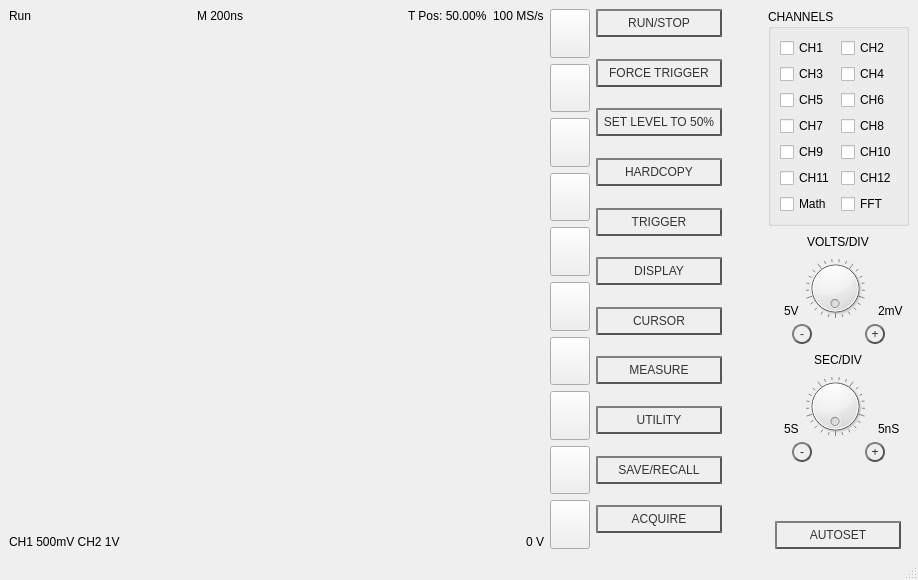
Heinzxxl/Diamant, file Osc/osc.ui: the form before one commit.
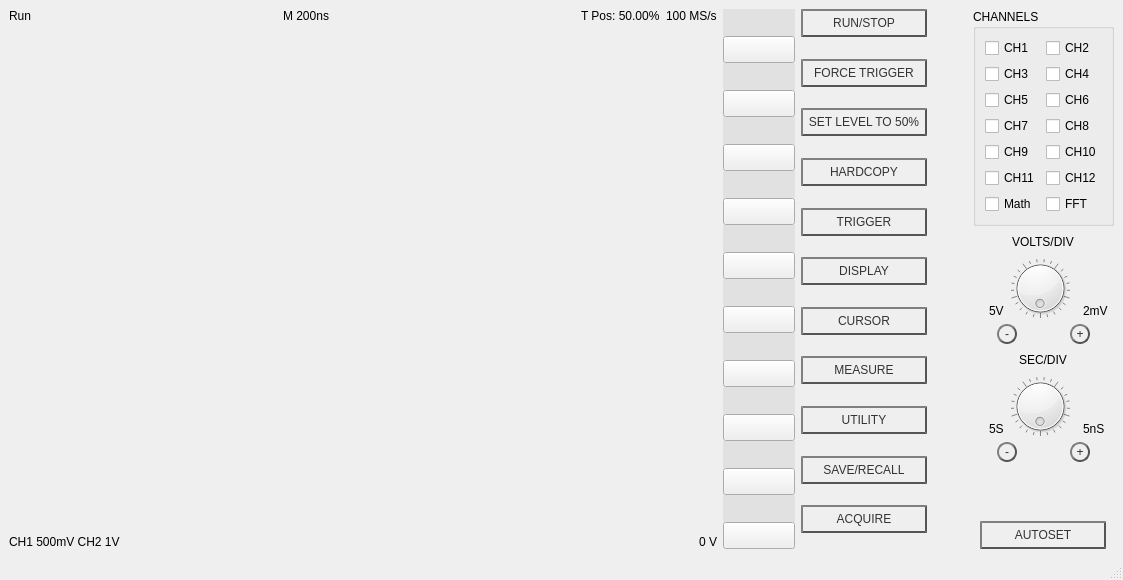
The form after the commit.

```diff
--- a/Osc/osc.ui
+++ b/Osc/osc.ui
@@ -6,7 +6,7 @@
    <rect>
     <x>0</x>
     <y>0</y>
-    <width>918</width>
+    <width>1123</width>
     <height>580</height>
    </rect>
   </property>
@@ -112,139 +112,305 @@
     </item>
     <item>
      <layout class="QVBoxLayout" name="verticalLayout_3">
+      <property name="spacing">
+       <number>0</number>
+      </property>
       <property name="leftMargin">
        <number>0</number>
       </property>
       <item>
-       <widget class="QPushButton" name="thatButton1">
+       <widget class="QLabel" name="dynLabel1">
         <property name="sizePolicy">
          <sizepolicy hsizetype="Preferred" vsizetype="Minimum">
           <horstretch>0</horstretch>
           <verstretch>0</verstretch>
          </sizepolicy>
         </property>
+        <property name="styleSheet">
+         <string notr="true">QLabel{background:rgb(225, 225, 225)}</string>
+        </property>
         <property name="text">
          <string/>
         </property>
        </widget>
       </item>
       <item>
-       <widget class="QPushButton" name="thatButton2">
+       <widget class="QComboBox" name="dynBox1">
         <property name="sizePolicy">
          <sizepolicy hsizetype="Preferred" vsizetype="Minimum">
           <horstretch>0</horstretch>
           <verstretch>0</verstretch>
          </sizepolicy>
         </property>
+        <property name="layoutDirection">
+         <enum>Qt::LeftToRight</enum>
+        </property>
+        <property name="styleSheet">
+         <string notr="true">QComboBox::drop-down {border-width: 0px;} QComboBox::down-arrow {image: none; border-width: 0px;} </string>
+        </property>
+       </widget>
+      </item>
+      <item>
+       <widget class="QLabel" name="dynLabel2">
+        <property name="sizePolicy">
+         <sizepolicy hsizetype="Preferred" vsizetype="Minimum">
+          <horstretch>0</horstretch>
+          <verstretch>0</verstretch>
+         </sizepolicy>
+        </property>
+        <property name="styleSheet">
+         <string notr="true">QLabel{background:rgb(225, 225, 225)}</string>
+        </property>
         <property name="text">
          <string/>
         </property>
        </widget>
       </item>
       <item>
-       <widget class="QPushButton" name="thatButton3">
+       <widget class="QComboBox" name="dynBox2">
         <property name="sizePolicy">
          <sizepolicy hsizetype="Preferred" vsizetype="Minimum">
           <horstretch>0</horstretch>
           <verstretch>0</verstretch>
          </sizepolicy>
         </property>
+        <property name="styleSheet">
+         <string notr="true">QComboBox::drop-down {border-width: 0px;} QComboBox::down-arrow {image: none; border-width: 0px;}</string>
+        </property>
+       </widget>
+      </item>
+      <item>
+       <widget class="QLabel" name="dynLabel3">
+        <property name="sizePolicy">
+         <sizepolicy hsizetype="Preferred" vsizetype="Minimum">
+          <horstretch>0</horstretch>
+          <verstretch>0</verstretch>
+         </sizepolicy>
+        </property>
+        <property name="styleSheet">
+         <string notr="true">QLabel{background:rgb(225, 225, 225)}</string>
+        </property>
         <property name="text">
          <string/>
         </property>
        </widget>
       </item>
       <item>
-       <widget class="QPushButton" name="thatButton4">
+       <widget class="QComboBox" name="dynBox3">
         <property name="sizePolicy">
          <sizepolicy hsizetype="Preferred" vsizetype="Minimum">
           <horstretch>0</horstretch>
           <verstretch>0</verstretch>
          </sizepolicy>
         </property>
+        <property name="styleSheet">
+         <string notr="true">QComboBox::drop-down {border-width: 0px;} QComboBox::down-arrow {image: none; border-width: 0px;}</string>
+        </property>
+       </widget>
+      </item>
+      <item>
+       <widget class="QLabel" name="dynLabel4">
+        <property name="sizePolicy">
+         <sizepolicy hsizetype="Preferred" vsizetype="Minimum">
+          <horstretch>0</horstretch>
+          <verstretch>0</verstretch>
+         </sizepolicy>
+        </property>
+        <property name="styleSheet">
+         <string notr="true">QLabel{background:rgb(225, 225, 225)}</string>
+        </property>
         <property name="text">
          <string/>
         </property>
        </widget>
       </item>
       <item>
-       <widget class="QPushButton" name="thatButton5">
+       <widget class="QComboBox" name="dynBox4">
         <property name="sizePolicy">
          <sizepolicy hsizetype="Preferred" vsizetype="Minimum">
           <horstretch>0</horstretch>
           <verstretch>0</verstretch>
          </sizepolicy>
         </property>
+        <property name="styleSheet">
+         <string notr="true">QComboBox::drop-down {border-width: 0px;} QComboBox::down-arrow {image: none; border-width: 0px;}</string>
+        </property>
+       </widget>
+      </item>
+      <item>
+       <widget class="QLabel" name="dynLabel5">
+        <property name="sizePolicy">
+         <sizepolicy hsizetype="Preferred" vsizetype="Minimum">
+          <horstretch>0</horstretch>
+          <verstretch>0</verstretch>
+         </sizepolicy>
+        </property>
+        <property name="styleSheet">
+         <string notr="true">QLabel{background:rgb(225, 225, 225)}</string>
+        </property>
         <property name="text">
          <string/>
         </property>
        </widget>
       </item>
       <item>
-       <widget class="QPushButton" name="thatButton6">
+       <widget class="QComboBox" name="dynBox5">
         <property name="sizePolicy">
          <sizepolicy hsizetype="Preferred" vsizetype="Minimum">
           <horstretch>0</horstretch>
           <verstretch>0</verstretch>
          </sizepolicy>
         </property>
+        <property name="styleSheet">
+         <string notr="true">QComboBox::drop-down {border-width: 0px;} QComboBox::down-arrow {image: none; border-width: 0px;}</string>
+        </property>
+       </widget>
+      </item>
+      <item>
+       <widget class="QLabel" name="dynLabel6">
+        <property name="sizePolicy">
+         <sizepolicy hsizetype="Preferred" vsizetype="Minimum">
+          <horstretch>0</horstretch>
+          <verstretch>0</verstretch>
+         </sizepolicy>
+        </property>
+        <property name="styleSheet">
+         <string notr="true">QLabel{background:rgb(225, 225, 225)}</string>
+        </property>
         <property name="text">
          <string/>
         </property>
        </widget>
       </item>
       <item>
-       <widget class="QPushButton" name="thatButton7">
+       <widget class="QComboBox" name="dynBox6">
         <property name="sizePolicy">
          <sizepolicy hsizetype="Preferred" vsizetype="Minimum">
           <horstretch>0</horstretch>
           <verstretch>0</verstretch>
          </sizepolicy>
         </property>
+        <property name="styleSheet">
+         <string notr="true">QComboBox::drop-down {border-width: 0px;} QComboBox::down-arrow {image: none; border-width: 0px;}</string>
+        </property>
+       </widget>
+      </item>
+      <item>
+       <widget class="QLabel" name="dynLabel7">
+        <property name="sizePolicy">
+         <sizepolicy hsizetype="Preferred" vsizetype="Minimum">
+          <horstretch>0</horstretch>
+          <verstretch>0</verstretch>
+         </sizepolicy>
+        </property>
+        <property name="styleSheet">
+         <string notr="true">QLabel{background:rgb(225, 225, 225)}</string>
+        </property>
         <property name="text">
          <string/>
         </property>
        </widget>
       </item>
       <item>
-       <widget class="QPushButton" name="thatButton8">
+       <widget class="QComboBox" name="dynBox7">
         <property name="sizePolicy">
          <sizepolicy hsizetype="Preferred" vsizetype="Minimum">
           <horstretch>0</horstretch>
           <verstretch>0</verstretch>
          </sizepolicy>
         </property>
+        <property name="styleSheet">
+         <string notr="true">QComboBox::drop-down {border-width: 0px;} QComboBox::down-arrow {image: none; border-width: 0px;}</string>
+        </property>
+       </widget>
+      </item>
+      <item>
+       <widget class="QLabel" name="dynLabel8">
+        <property name="sizePolicy">
+         <sizepolicy hsizetype="Preferred" vsizetype="Minimum">
+          <horstretch>0</horstretch>
+          <verstretch>0</verstretch>
+         </sizepolicy>
+        </property>
+        <property name="styleSheet">
+         <string notr="true">QLabel{background:rgb(225, 225, 225)}</string>
+        </property>
         <property name="text">
          <string/>
         </property>
        </widget>
       </item>
       <item>
-       <widget class="QPushButton" name="thatButton9">
+       <widget class="QComboBox" name="dynBox8">
         <property name="sizePolicy">
          <sizepolicy hsizetype="Preferred" vsizetype="Minimum">
           <horstretch>0</horstretch>
           <verstretch>0</verstretch>
          </sizepolicy>
         </property>
+        <property name="styleSheet">
+         <string notr="true">QComboBox::drop-down {border-width: 0px;} QComboBox::down-arrow {image: none; border-width: 0px;}</string>
+        </property>
+       </widget>
+      </item>
+      <item>
+       <widget class="QLabel" name="dynLabel9">
+        <property name="sizePolicy">
+         <sizepolicy hsizetype="Preferred" vsizetype="Minimum">
+          <horstretch>0</horstretch>
+          <verstretch>0</verstretch>
+         </sizepolicy>
+        </property>
+        <property name="styleSheet">
+         <string notr="true">QLabel{background:rgb(225, 225, 225)}</string>
+        </property>
         <property name="text">
          <string/>
         </property>
        </widget>
       </item>
       <item>
-       <widget class="QPushButton" name="pushButton">
+       <widget class="QComboBox" name="dynBox9">
         <property name="sizePolicy">
          <sizepolicy hsizetype="Preferred" vsizetype="Minimum">
           <horstretch>0</horstretch>
           <verstretch>0</verstretch>
          </sizepolicy>
         </property>
+        <property name="styleSheet">
+         <string notr="true">QComboBox::drop-down {border-width: 0px;} QComboBox::down-arrow {image: none; border-width: 0px;}</string>
+        </property>
+       </widget>
+      </item>
+      <item>
+       <widget class="QLabel" name="dynLabel10">
+        <property name="sizePolicy">
+         <sizepolicy hsizetype="Preferred" vsizetype="Minimum">
+          <horstretch>0</horstretch>
+          <verstretch>0</verstretch>
+         </sizepolicy>
+        </property>
+        <property name="styleSheet">
+         <string notr="true">QLabel{background:rgb(225, 225, 225)}</string>
+        </property>
         <property name="text">
          <string/>
         </property>
        </widget>
       </item>
+      <item>
+       <widget class="QComboBox" name="dynBox10">
+        <property name="sizePolicy">
+         <sizepolicy hsizetype="Preferred" vsizetype="Minimum">
+          <horstretch>0</horstretch>
+          <verstretch>0</verstretch>
+         </sizepolicy>
+        </property>
+        <property name="styleSheet">
+         <string notr="true">QComboBox::drop-down {border-width: 0px;} QComboBox::down-arrow {image: none; border-width: 0px;}</string>
+        </property>
+       </widget>
+      </item>
      </layout>
     </item>
     <item>
```
Left out of the diff: 2 changed lines with no effect on the pictures.
